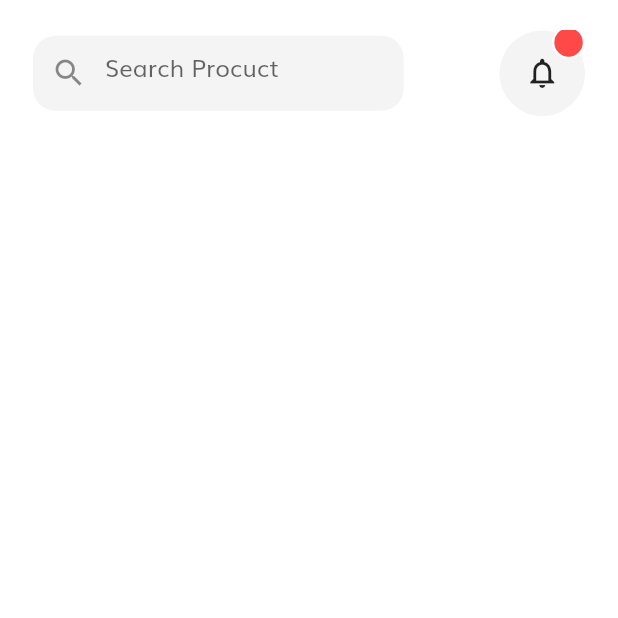
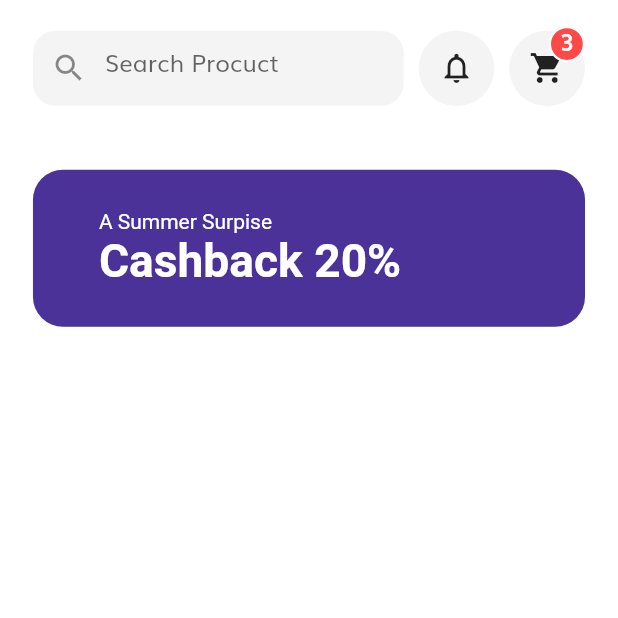
Before and after one commit to haseebzahid1/E-Commerce-Complate-App---Flutter-UI, a Flutter app: the HomeScreen screen opened directly, on a phone screen of 412 x 824 dp, the top half of it. Run offline on Flutter 3.47's test engine with Material 2 defaults, Android fonts, the light colour scheme and no system bars; our stand-ins replace flutter_svg.

```diff
--- a/lib/modal/categories.dart
+++ b/lib/modal/categories.dart
@@ -0,0 +1,32 @@
+import 'package:flutter/material.dart';
+
+
+class Catagories{
+  final String title;
+  final String iamge;
+
+  Catagories({
+    required this.title,
+    required this.iamge,
+  });
+}
+
+
+List<Catagories> catagories = [
+  Catagories(
+    title: "Flash Deal",
+    iamge: "assets/icons/Flash Icon.svg",
+  ),Catagories(
+    title: "Bill",
+    iamge: "assets/icons/Bill Icon.svg",
+  ),Catagories(
+    title: "Game",
+    iamge: "assets/images/splash_3.png",
+  ),Catagories(
+    title: "Daily Gift",
+    iamge: "assets/icons/Gift Icon.svg",
+  ),Catagories(
+    title: "More",
+    iamge: "assets/icons/Discover.svg",
+  ),
+];
--- a/lib/screen/home/components/discount_banner.dart
+++ b/lib/screen/home/components/discount_banner.dart
@@ -0,0 +1,39 @@
+import 'package:flutter/material.dart';
+
+import '../../../size_mediaquery.dart';
+
+class DiscountBanner extends StatelessWidget {
+  const DiscountBanner({Key? key}) : super(key: key);
+
+  @override
+  Widget build(BuildContext context) {
+    return Container(
+      // height: 90,
+      width: double.infinity,
+      margin: EdgeInsets.all(getProportionateScreenWidth(10)),
+      padding: EdgeInsets.symmetric(
+        horizontal: getProportionateScreenWidth(20),
+        vertical: getProportionateScreenWidth(12),
+      ),
+      decoration: BoxDecoration(
+        color: Color(0xFF4A3298),
+        borderRadius: BorderRadius.circular(20),
+      ),
+      child: Text.rich(
+        TextSpan(
+          style: TextStyle(color: Colors.white),
+          children: [
+            TextSpan(text: "A Summer Surpise\n"),
+            TextSpan(
+              text: "Cashback 20%",
+              style: TextStyle(
+                fontSize: getProportionateScreenWidth(14),
+                fontWeight: FontWeight.bold,
+              ),
+            ),
+          ],
+        ),
+      ),
+    );
+  }
+}
--- a/lib/screen/home/components/home_body.dart
+++ b/lib/screen/home/components/home_body.dart
@@ -1,6 +1,12 @@
+import 'package:flutter/cupertino.dart';
 import 'package:flutter/material.dart';
+import 'package:sign_up_login_form/screen/home/components/searchField.dart';
 import 'package:sign_up_login_form/size_mediaquery.dart';
 import 'package:sign_up_login_form/style.dart';
+
+import 'discount_banner.dart';
+import 'home_header.dart';
+import 'icon_btn_with_counter.dart';
 
 class HomeBodyScreen extends StatelessWidget {
   const HomeBodyScreen({Key? key}) : super(key: key);
@@ -13,61 +19,9 @@ class HomeBodyScreen extends StatelessWidget {
           child: Column(
             children: [
               SizedBox(height: getProportionateScreenHeight(20),),
-              Padding(
-                padding:EdgeInsets.symmetric(horizontal: getProportionateScreenWidth(10)),
-                child: Row(
-                  mainAxisAlignment: MainAxisAlignment.spaceBetween,
-                  children: [
-                    Container(
-                      width: SizeConfig.screenWidth! * 0.6,
-                      height: 50,
-                      decoration: BoxDecoration(
-                        color: kSecondaryColor.withOpacity(0.1),
-                        borderRadius: BorderRadius.circular(15),
-                      ),
-                      child: TextFormField(
-                        onChanged: (String){},
-                        decoration: InputDecoration(
-                          prefixIcon: Icon(Icons.search),
-                          hintText: "Search Procuct",
-                          enabledBorder: InputBorder.none,
-                          focusedBorder: InputBorder.none,
-                          contentPadding: EdgeInsets.symmetric(
-                            horizontal: getProportionateScreenWidth(20),
-                            vertical: getProportionateScreenWidth(8)
-                          )
-                        ),
-                      ),
-                    ),
-                    Stack(
-                      children: [
-                        Container(
-                          height: getProportionateScreenWidth(26),
-                          width: getProportionateScreenWidth(26),
-                          decoration: BoxDecoration(
-                            color: kSecondaryColor.withOpacity(0.1),
-                            shape: BoxShape.circle,
-                          ),
-                          child: Icon(Icons.notifications_none),
-                        ),
-                        Positioned(
-                          top: -3,
-                          right: 0,
-                          child: Container(
-                            height: getProportionateScreenWidth(10),
-                            width: getProportionateScreenWidth(10),
-                            decoration: BoxDecoration(
-                              color: Color(0xffff4848),
-                              shape: BoxShape.circle,
-                              border: Border.all(width: 1.5,color: Colors.white),
-                            ),
-                          ),
-                        ),
-                      ],
-                    ),
-                  ],
-                ),
-              ),
+              HomeHeader(),
+              SizedBox(height: getProportionateScreenHeight(20),),
+              DiscountBanner(),
             ],
           ),
         )
--- a/lib/screen/home/components/home_header.dart
+++ b/lib/screen/home/components/home_header.dart
@@ -0,0 +1,23 @@
+import 'package:flutter/material.dart';
+import 'package:sign_up_login_form/screen/home/components/searchField.dart';
+
+import '../../../size_mediaquery.dart';
+import 'icon_btn_with_counter.dart';
+
+class HomeHeader extends StatelessWidget {
+  const HomeHeader({Key? key}) : super(key: key);
+  @override
+  Widget build(BuildContext context) {
+    return Padding(
+      padding:EdgeInsets.symmetric(horizontal: getProportionateScreenWidth(10)),
+      child: Row(
+        mainAxisAlignment: MainAxisAlignment.spaceBetween,
+        children: [
+          SearchField(),
+          IconBtnWithCounter(icon:Icons.notifications_none,onTap: (){},),
+          IconBtnWithCounter(icon:Icons.shopping_cart,onTap: (){},numOfItems: 3,),
+        ],
+      ),
+    );
+  }
+}
--- a/lib/screen/home/components/icon_btn_with_counter.dart
+++ b/lib/screen/home/components/icon_btn_with_counter.dart
@@ -0,0 +1,58 @@
+import 'package:flutter/material.dart';
+
+import '../../../size_mediaquery.dart';
+import '../../../style.dart';
+
+
+class IconBtnWithCounter extends StatelessWidget {
+  int? numOfItems;
+  void Function()? onTap;
+  final IconData icon;
+  IconBtnWithCounter({Key? key,
+    this.numOfItems=0,
+    required this.icon,
+    this.onTap
+  }) : super(key: key);
+  @override
+  Widget build(BuildContext context) {
+    return InkWell(
+      onTap: onTap,
+      borderRadius: BorderRadius.circular(50),
+      child: Stack(
+        overflow: Overflow.visible,
+        children: [
+          Container(
+            height: getProportionateScreenWidth(23),
+            width: getProportionateScreenWidth(23),
+            decoration: BoxDecoration(
+              color: kSecondaryColor.withOpacity(0.1),
+              shape: BoxShape.circle,
+            ),
+            child: Icon(icon),
+          ),
+          if(numOfItems!=0)
+            Positioned(
+              top: -3,
+              right: 0,
+              child: Container(
+                height: getProportionateScreenWidth(11),
+                width: getProportionateScreenWidth(11),
+                decoration: BoxDecoration(
+                  color: Color(0xffff4848),
+                  shape: BoxShape.circle,
+                  border: Border.all(width: 1.5,color: Colors.white),
+                ),
+                child:  Center(
+                  child: Text("${numOfItems}",
+                    style: const TextStyle(
+                      height: 1, fontSize: 15, color: Colors.white, fontWeight: FontWeight.w600,
+                    ),
+                  ),
+                ),
+              ),
+            ),
+        ],
+      ),
+    );
+  }
+}
--- a/lib/screen/home/components/searchField.dart
+++ b/lib/screen/home/components/searchField.dart
@@ -0,0 +1,33 @@
+import 'package:flutter/material.dart';
+
+import '../../../size_mediaquery.dart';
+import '../../../style.dart';
+
+class SearchField extends StatelessWidget {
+  const SearchField({Key? key}) : super(key: key);
+
+  @override
+  Widget build(BuildContext context) {
+    return Container(
+      width: SizeConfig.screenWidth! * 0.6,
+      height: 50,
+      decoration: BoxDecoration(
+        color: kSecondaryColor.withOpacity(0.1),
+        borderRadius: BorderRadius.circular(15),
+      ),
+      child: TextFormField(
+        onChanged: (String){},
+        decoration: InputDecoration(
+            prefixIcon: Icon(Icons.search),
+            hintText: "Search Procuct",
+            enabledBorder: InputBorder.none,
+            focusedBorder: InputBorder.none,
+            contentPadding: EdgeInsets.symmetric(
+                horizontal: getProportionateScreenWidth(20),
+                vertical: getProportionateScreenWidth(8)
+            )
+        ),
+      ),
+    );
+  }
+}
```
